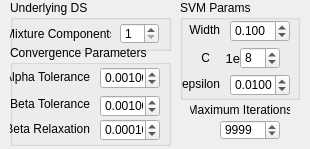
The window that _AlgorithmsPlugins/ASVM/paramsASVM.ui (b4silio/MLDemos) describes before a commit, drawn with Qt 5.
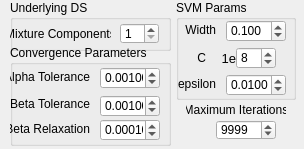
The same window after the commit.

The edit to the form file:
```diff
--- a/_AlgorithmsPlugins/ASVM/paramsASVM.ui
+++ b/_AlgorithmsPlugins/ASVM/paramsASVM.ui
@@ -6,7 +6,7 @@
    <rect>
     <x>0</x>
     <y>0</y>
-    <width>310</width>
+    <width>304</width>
     <height>149</height>
    </rect>
   </property>
@@ -19,7 +19,7 @@
    </property>
    <property name="geometry">
     <rect>
-     <x>190</x>
+     <x>186</x>
      <y>100</y>
      <width>100</width>
      <height>20</height>
@@ -43,7 +43,7 @@
    </property>
    <property name="geometry">
     <rect>
-     <x>220</x>
+     <x>216</x>
      <y>120</y>
      <width>60</width>
      <height>20</height>
@@ -324,7 +324,7 @@
   <widget class="QGroupBox" name="groupBox_3">
    <property name="geometry">
     <rect>
-     <x>180</x>
+     <x>176</x>
      <y>0</y>
      <width>120</width>
      <height>100</height>
```
